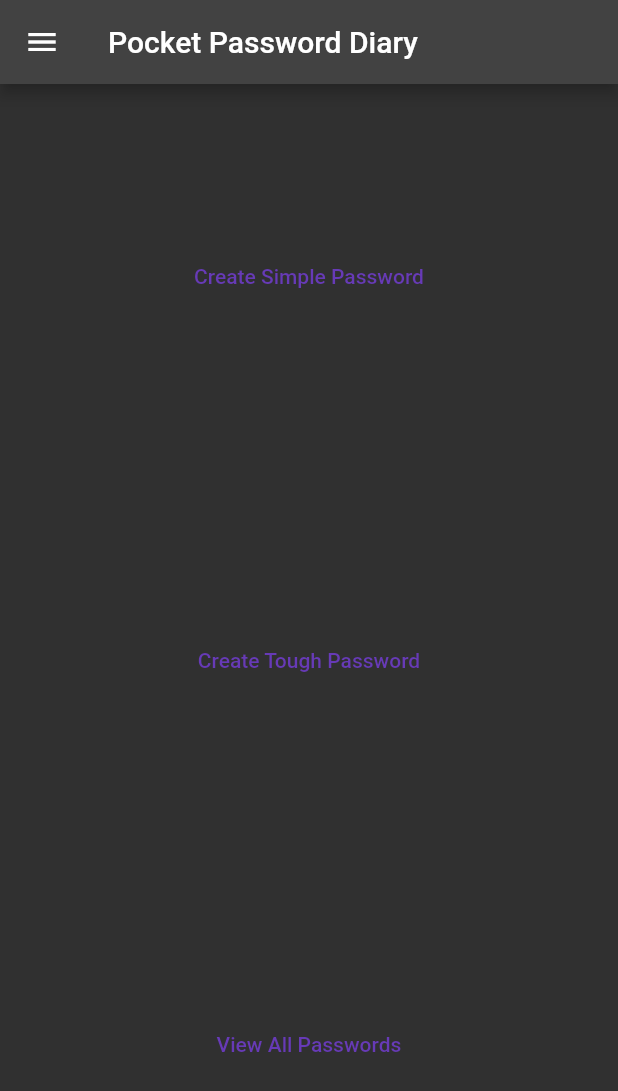
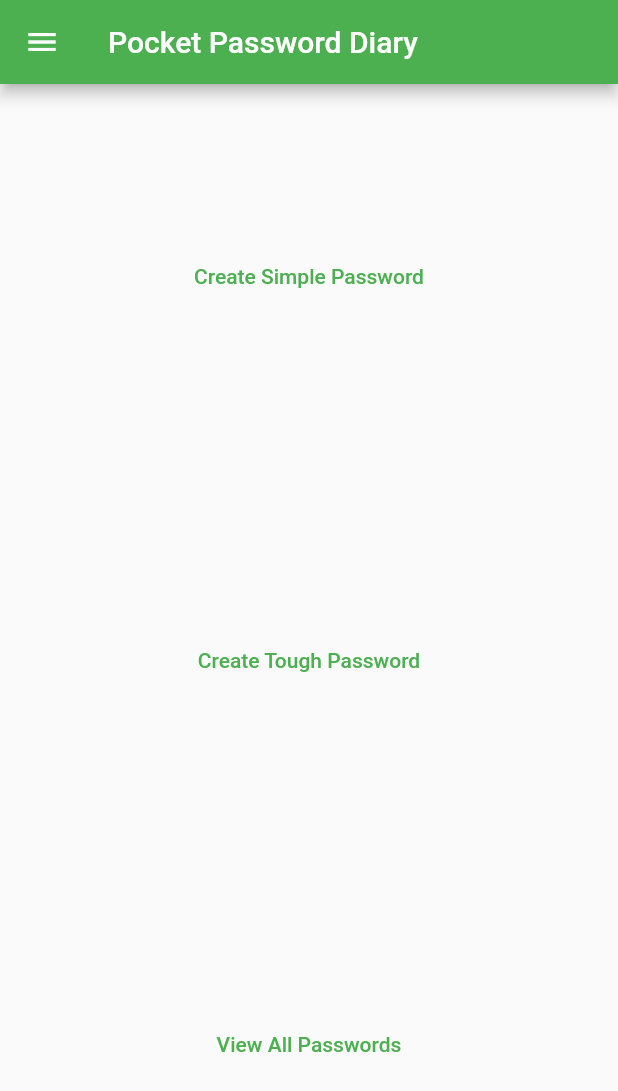
Before and after one commit to muhammadumair97/FA19-BCS-082, a Flutter app: the screen it shows after launch, on a phone screen of 412 x 824 dp. Shown: the top 1091 px of the screen. Run offline on Flutter 3.47's test engine with Material 2 defaults, Android fonts, the phone set to English and light mode, and no system bars; our stand-ins replace font_awesome_flutter, rflutter_alert; missing offline and left inert: bmi_calculator.

Commit message:
Update main.dart
change colors and add library of two new pages one is routes and the  other is simple password

```diff
--- a/Pocket_Password_Dairy/lib/main.dart
+++ b/Pocket_Password_Dairy/lib/main.dart
@@ -1,5 +1,7 @@
  import 'package:flutter/material.dart';
+import 'package:pocket_password_dairy/utilities/routes.dart';
  import 'home_page.dart';
+ import 'simple_password.dart';
 
 void main(){
   runApp(MyApp());
@@ -15,9 +17,11 @@ class MyApp extends StatelessWidget {
       themeMode: ThemeMode.dark,
       theme: ThemeData(primarySwatch: Colors.deepPurple),
         darkTheme: ThemeData(
-          brightness: Brightness.dark,
-          primarySwatch:Colors.deepPurple,
-        ) ,
+          primarySwatch:Colors.green,
+        ),
+      routes: {
+       MyRoutes.Simplepassword:(context) => simplepassword(),
+      },
       );
 
   }
```
